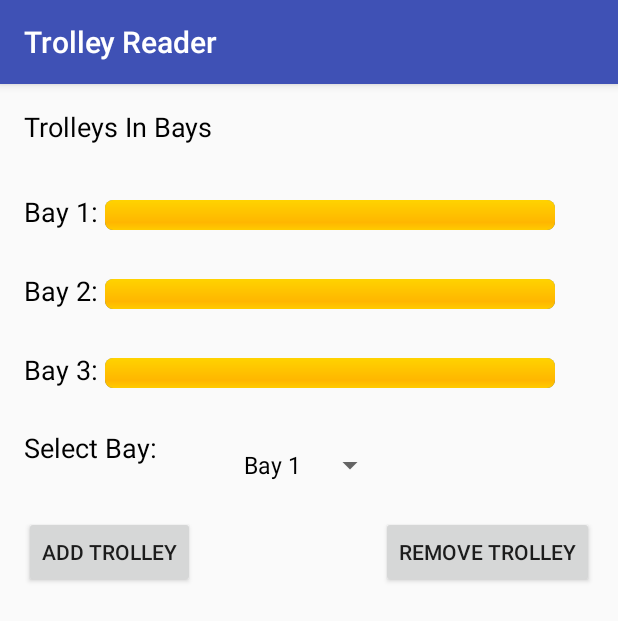
After one commit to The-Scrum-Masters/archive-carro-inteligente, an Android app: the NotificationServer screen opened directly, with no data from a screen before it, on a phone screen of 412 x 824 dp. The commit adds this screen. Shown: the top 621 px of the screen. Run offline under Robolectric (Android 15) with nearby library versions, the phone set to English and light mode, and no system bars.

Commit message:
Bay Interface made, added functionality to read incoming sms messages and display

```diff
--- /dev/null
+++ b/src/android/TrolleyReader/app/src/main/java/com/TheScrumMasters/TrolleyReader/NotificationServer.java
@@ -0,0 +1,88 @@
+package com.TheScrumMasters.TrolleyReader;
+
+import android.content.Intent;
+import android.support.v7.app.AppCompatActivity;
+import android.os.Bundle;
+import android.view.View;
+import android.widget.ArrayAdapter;
+import android.widget.ProgressBar;
+import android.widget.Spinner;
+import android.widget.Toast;
+
+public class NotificationServer extends AppCompatActivity
+{
+
+    Spinner bayChooser;
+
+    ProgressBar bay0;
+    ProgressBar bay1;
+    ProgressBar bay2;
+
+    String[] bays;
+    @Override
+    protected void onCreate(Bundle savedInstanceState)
+    {
+        super.onCreate(savedInstanceState);
+        setContentView(R.layout.activity_notification_server);
+
+        bayChooser = ((Spinner) findViewById(R.id.Bay_Spinner));
+
+        bay0 = ((ProgressBar) findViewById(R.id.Bay0_ProgressBar));
+        bay1 = ((ProgressBar) findViewById(R.id.Bay1_ProgressBar));
+        bay2 = ((ProgressBar) findViewById(R.id.Bay2_ProgressBar));
+
+        bays = new String[] {"Bay 1", "Bay 2", "Bay 3"};
+        ArrayAdapter<String> adapter = new ArrayAdapter<>(this, R.layout.support_simple_spinner_dropdown_item, bays);
+        bayChooser.setAdapter(adapter);
+
+    }
+
+    public void addTrolley_onClick(View v)
+    {
+        int chosenBay = bayChooser.getSelectedItemPosition();
+        ProgressBar bay = getBayFromPosition(chosenBay);
+        if (bay == null)
+        {
+            Toast.makeText(this, "Bay not selected",Toast.LENGTH_SHORT).show();
+            return;
+        }
+        int newCapacity = bay.getProgress() + 1;
+        if (newCapacity > bay.getMax())
+        {
+            Toast.makeText(this, "already at max",Toast.LENGTH_SHORT).show();
+            return;
+        }
+        bay.setProgress(newCapacity);
+        //checkBays();
+    }
+
+    public void removeTrolley_onClick(View v)
+    {
+        int chosenBay = bayChooser.getSelectedItemPosition();
+        ProgressBar bay = getBayFromPosition(chosenBay);
+        if (bay == null)
+        {
+            Toast.makeText(this, "Bay not selected",Toast.LENGTH_SHORT).show();
+            return;
+        }
+        int newCapacity = bay.getProgress() - 1;
+        if (newCapacity < 0)
+        {
+            Toast.makeText(this, "already at min",Toast.LENGTH_SHORT).show();
+            return;
+        }
+        bay.setProgress(newCapacity);
+        //checkBays();
+    }
+
+    private ProgressBar getBayFromPosition(int chosenBay)
+    {
+        switch(chosenBay)
+        {
+            case 0: return bay0;
+            case 1: return bay1;
+            case 2: return bay2;
+        }
+        return null;
+    }
+}
--- a/src/android/TrolleyReader/app/src/main/java/com/TheScrumMasters/TrolleyReader/UtilityClasses/PermissionHandler.java
+++ b/src/android/TrolleyReader/app/src/main/java/com/TheScrumMasters/TrolleyReader/UtilityClasses/PermissionHandler.java
@@ -24,7 +24,7 @@ public class PermissionHandler
     public enum Permissions
     {
         SENDSMS,
-        RECEIVESMS
+        RECEIVESMS,
     }
 
     private HashMap<Permissions, String> permissionMap = new HashMap<>(Permissions.values().length);
--- /dev/null
+++ b/src/android/TrolleyReader/app/src/main/res/layout/activity_notification_server.xml
@@ -0,0 +1,131 @@
+<?xml version="1.0" encoding="utf-8"?>
+<RelativeLayout
+    xmlns:android="http://schemas.android.com/apk/res/android"
+    xmlns:tools="http://schemas.android.com/tools"
+    android:layout_width="match_parent"
+    android:layout_height="match_parent"
+    android:paddingBottom="@dimen/activity_vertical_margin"
+    android:paddingLeft="@dimen/activity_horizontal_margin"
+    android:paddingRight="@dimen/activity_horizontal_margin"
+    android:paddingTop="@dimen/activity_vertical_margin"
+    tools:context="com.TheScrumMasters.TrolleyReader.NotificationServer">
+
+    <TextView
+        android:layout_width="wrap_content"
+        android:layout_height="wrap_content"
+        android:textAppearance="?android:attr/textAppearanceMedium"
+        android:text="Trolleys In Bays"
+        android:id="@+id/Bays_Label"
+        android:layout_alignParentTop="true"
+        android:layout_alignParentStart="true"
+        android:textColor="@android:color/black"/>
+
+    <TextView
+        android:layout_width="wrap_content"
+        android:layout_height="wrap_content"
+        android:textAppearance="?android:attr/textAppearanceMedium"
+        android:text="Bay 1: "
+        android:id="@+id/textView3"
+        android:textColor="@android:color/black"
+        android:layout_marginTop="32dp"
+        android:layout_alignParentStart="true"
+        android:layout_below="@+id/Bays_Label"/>
+
+    <ProgressBar
+        android:layout_width="wrap_content"
+        android:layout_height="wrap_content"
+        android:id="@+id/Bay0_ProgressBar"
+        style="@android:style/Widget.ProgressBar.Horizontal"
+        android:layout_alignBottom="@+id/textView3"
+        android:layout_toEndOf="@+id/textView3"
+        android:max="20"
+        android:indeterminate="false"
+        android:progress="20"
+        android:minWidth="300dp"/>
+
+    <TextView
+        android:layout_width="wrap_content"
+        android:layout_height="wrap_content"
+        android:textAppearance="?android:attr/textAppearanceMedium"
+        android:text="Bay 2: "
+        android:id="@+id/textView2"
+        android:textColor="@android:color/black"
+        android:layout_marginTop="28dp"
+        android:layout_below="@+id/Bay0_ProgressBar"
+        android:layout_alignParentStart="true"/>
+
+    <ProgressBar
+        android:layout_width="wrap_content"
+        android:layout_height="wrap_content"
+        android:id="@+id/Bay1_ProgressBar"
+        style="@android:style/Widget.ProgressBar.Horizontal"
+        android:max="20"
+        android:indeterminate="false"
+        android:progress="20"
+        android:layout_alignBottom="@+id/textView2"
+        android:layout_alignStart="@+id/Bay0_ProgressBar"
+        android:minWidth="300dp"/>
+
+    <TextView
+        android:layout_width="wrap_content"
+        android:layout_height="wrap_content"
+        android:textAppearance="?android:attr/textAppearanceMedium"
+        android:text="Bay 3: "
+        android:id="@+id/textView4"
+        android:textColor="@android:color/black"
+        android:layout_marginTop="28dp"
+        android:layout_below="@+id/Bay1_ProgressBar"
+        android:layout_alignParentStart="true"/>
+
+    <ProgressBar
+        android:layout_width="wrap_content"
+        android:layout_height="wrap_content"
+        android:id="@+id/Bay2_ProgressBar"
+        style="@android:style/Widget.ProgressBar.Horizontal"
+        android:max="20"
+        android:indeterminate="false"
+        android:progress="20"
+        android:layout_alignBottom="@+id/textView4"
+        android:layout_alignStart="@+id/Bay1_ProgressBar"
+        android:minWidth="300dp"/>
+
+    <TextView
+        android:layout_width="wrap_content"
+        android:layout_height="wrap_content"
+        android:textAppearance="?android:attr/textAppearanceMedium"
+        android:text="Select Bay: "
+        android:id="@+id/textView5"
+        android:layout_below="@+id/Bay2_ProgressBar"
+        android:layout_alignParentStart="true"
+        android:layout_marginTop="27dp"
+        android:textColor="@android:color/black"/>
+
+    <Spinner
+        android:layout_width="wrap_content"
+        android:layout_height="wrap_content"
+        android:id="@+id/Bay_Spinner"
+        android:layout_alignTop="@+id/textView5"
+        android:layout_centerHorizontal="true"
+        android:spinnerMode="dialog"
+        android:textAlignment="center"/>
+
+    <Button
+        android:layout_width="wrap_content"
+        android:layout_height="wrap_content"
+        android:text="Add Trolley"
+        android:id="@+id/Add"
+        android:layout_marginTop="33dp"
+        android:onClick="addTrolley_onClick"
+        android:layout_below="@+id/textView5"
+        android:layout_alignParentStart="true"/>
+
+    <Button
+        android:layout_width="wrap_content"
+        android:layout_height="wrap_content"
+        android:text="Remove Trolley"
+        android:id="@+id/Remove"
+        android:onClick="removeTrolley_onClick"
+        android:layout_alignTop="@+id/Add"
+        android:layout_alignParentEnd="true"/>
+
+</RelativeLayout>
```
Also changed, not shown: src/android/TrolleyReader/app/src/main/AndroidManifest.xml (+2 -8 lines), src/android/TrolleyReader/app/src/main/java/com/TheScrumMasters/TrolleyReader/MainActivity.java (+10 -0 lines), src/android/TrolleyReader/app/src/main/java/com/TheScrumMasters/TrolleyReader/NotificationClient.java (+10 -4 lines), src/android/TrolleyReader/app/src/main/java/com/TheScrumMasters/TrolleyReader/UtilityClasses/SMSManager.java (+11 -5 lines), src/android/TrolleyReader/app/src/main/res/layout/activity_main.xml (+21 -0 lines).
